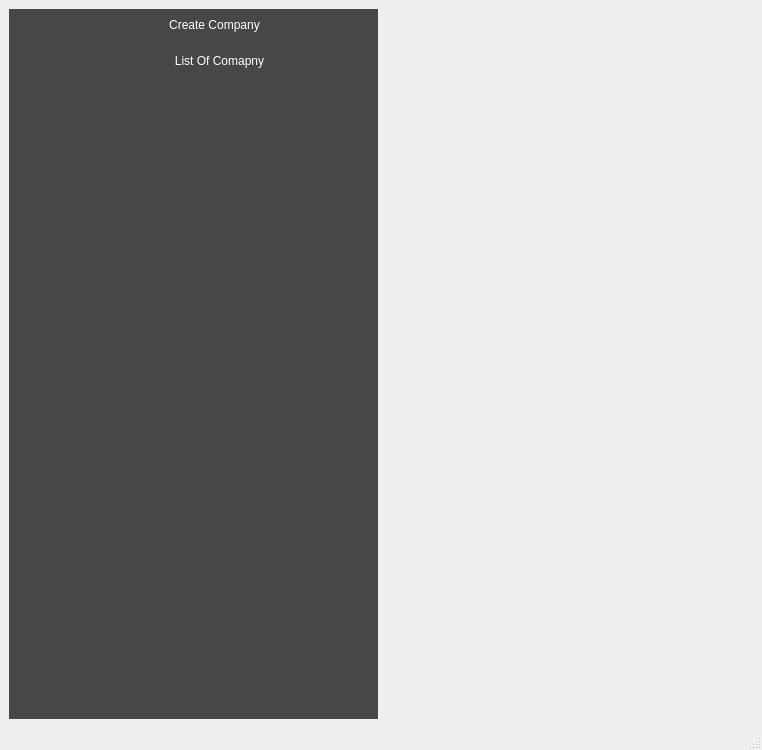
Above: Resources/Ui/HomeWindow.ui from Darshitjivani/MBAS before the change. Below: the same form after it.
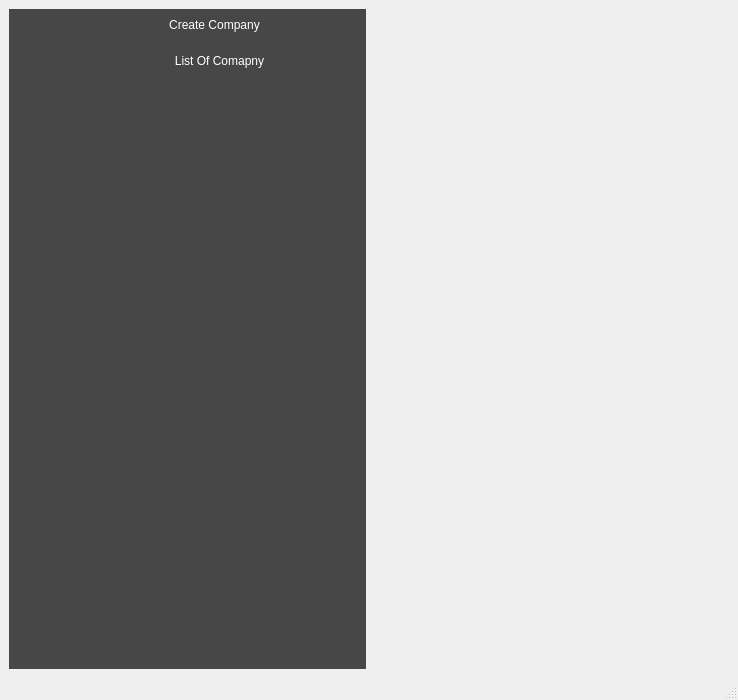
That is the form after the change.

What changed in the file:
```diff
--- a/Resources/Ui/HomeWindow.ui
+++ b/Resources/Ui/HomeWindow.ui
@@ -6,8 +6,8 @@
    <rect>
     <x>0</x>
     <y>0</y>
-    <width>762</width>
-    <height>750</height>
+    <width>738</width>
+    <height>700</height>
    </rect>
   </property>
   <property name="windowTitle">
```
Left out of the diff: 2 changed lines with no effect on the pictures.
